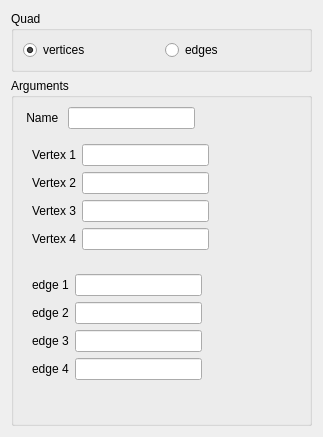
Qt form src/HEXABLOCKGUI/Quad_QTD.ui (SalomePlatform/hexablock) before a commit.
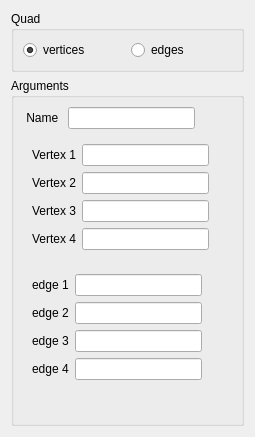
The same form after that commit.

What changed in the file:
```diff
--- a/src/HEXABLOCKGUI/Quad_QTD.ui
+++ b/src/HEXABLOCKGUI/Quad_QTD.ui
@@ -6,7 +6,7 @@
    <rect>
     <x>0</x>
     <y>0</y>
-    <width>323</width>
+    <width>255</width>
     <height>437</height>
    </rect>
   </property>
@@ -16,6 +16,12 @@
     <verstretch>0</verstretch>
    </sizepolicy>
   </property>
+  <property name="minimumSize">
+   <size>
+    <width>5</width>
+    <height>0</height>
+   </size>
+  </property>
   <property name="windowTitle">
    <string>Quad Construction</string>
   </property>
@@ -31,6 +37,12 @@
        <verstretch>0</verstretch>
       </sizepolicy>
      </property>
+     <property name="minimumSize">
+      <size>
+       <width>5</width>
+       <height>0</height>
+      </size>
+     </property>
      <property name="title">
       <string>Quad</string>
      </property>
@@ -69,6 +81,12 @@
    </item>
    <item>
     <widget class="QGroupBox" name="groupBox_2">
+     <property name="minimumSize">
+      <size>
+       <width>5</width>
+       <height>0</height>
+      </size>
+     </property>
      <property name="title">
       <string>Arguments</string>
      </property>
```
